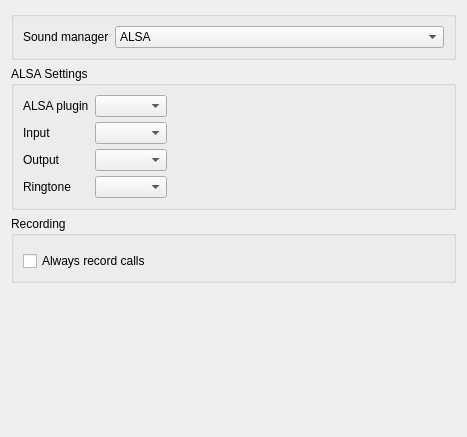
Above: src/conf/dlgaudiobase.ui from KDE/ring-kde before the change. Below: the same form after it.
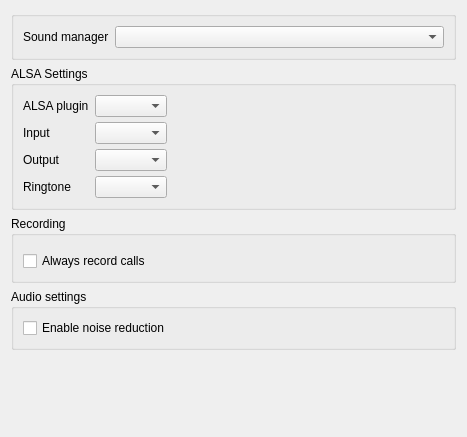
That is the form after the change. Custom widgets are drawn as their Qt base class.

Commit message: [ #32338 ] Port audio settings to libQt. It currently doesn't work.

The edit to the form file:
```diff
--- a/src/conf/dlgaudiobase.ui
+++ b/src/conf/dlgaudiobase.ui
@@ -37,18 +37,7 @@
        </widget>
       </item>
       <item row="0" column="1">
-       <widget class="KComboBox" name="kcfg_interface">
-        <item>
-         <property name="text">
-          <string>ALSA</string>
-         </property>
-        </item>
-        <item>
-         <property name="text">
-          <string>PulseAudio</string>
-         </property>
-        </item>
-       </widget>
+       <widget class="KComboBox" name="kcfg_interface"/>
       </item>
      </layout>
     </widget>
@@ -216,6 +205,22 @@
      </layout>
     </widget>
    </item>
+   <item>
+    <widget class="QGroupBox" name="groupBox">
+     <property name="title">
+      <string>Audio settings</string>
+     </property>
+     <layout class="QVBoxLayout" name="verticalLayout_2">
+      <item>
+       <widget class="QCheckBox" name="checkBox">
+        <property name="text">
+         <string>Enable noise reduction</string>
+        </property>
+       </widget>
+      </item>
+     </layout>
+    </widget>
+   </item>
    <item>
     <spacer name="verticalSpacer">
      <property name="orientation">
```
Left out of the diff: 19 changed lines with no effect on the pictures. The commit also changes 5 other files.
